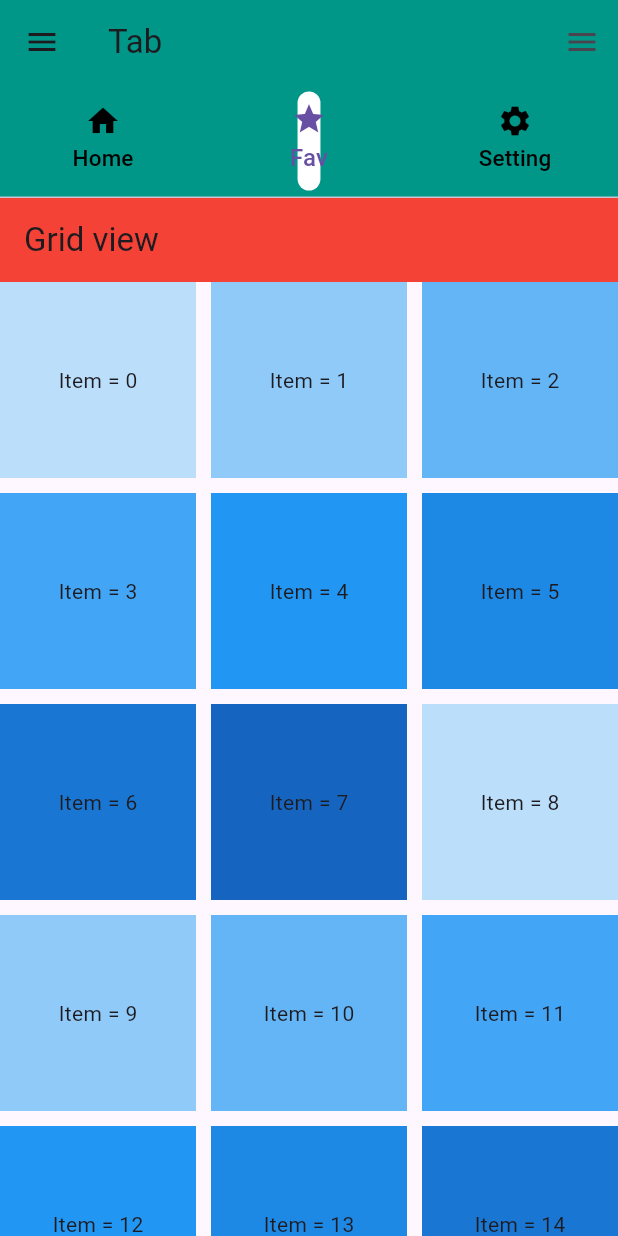
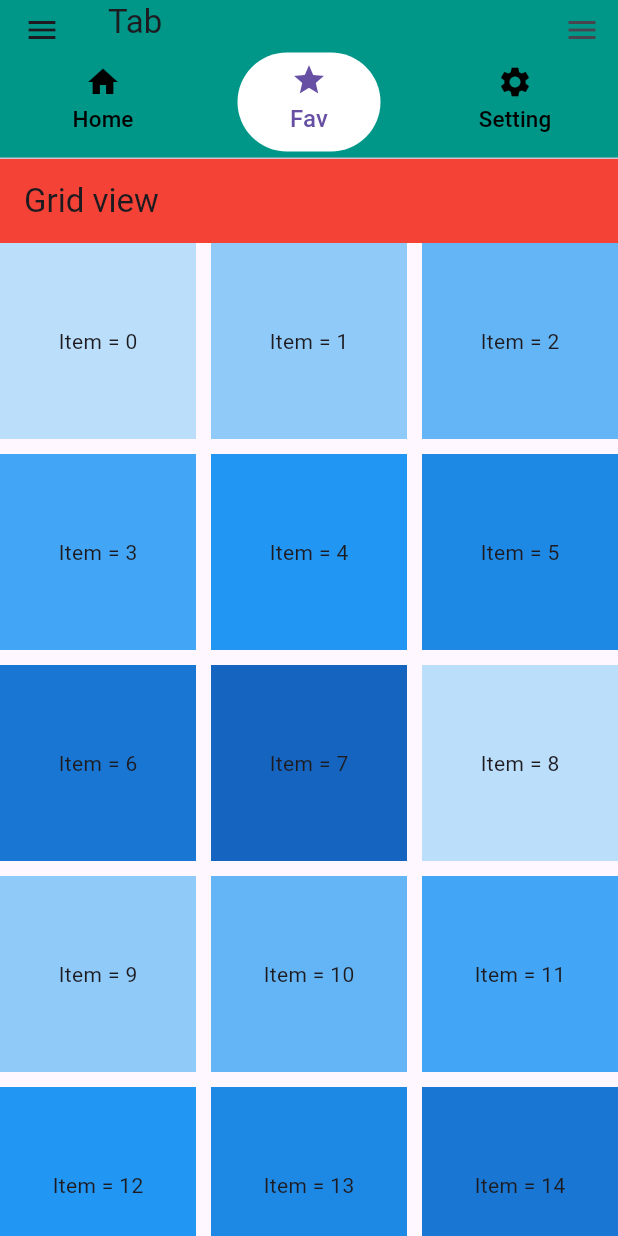
Before and after one commit to taufiqurSabbir/ostad_flutter_12, a Flutter app: the screen it shows after launch, tab 2 chosen, on a phone screen of 412 x 824 dp. Run offline on Flutter 3.47's test engine with Material 3 defaults, Android fonts, the phone set to English and light mode, and no system bars; network calls fail.

Commit message:
module_12_class_2

```diff
--- a/lib/module_12/class_1.dart
+++ b/lib/module_12/class_1.dart
@@ -35,17 +35,26 @@ class Module12Class1 extends StatelessWidget {
 
               ),
               tabs: [
-            Tab(
+            SizedBox(
+              width: 150,
+              child: Tab(
                 icon: Icon(Icons.home),
                 text: 'Home',
               ),
-            Tab(
+            ),
+            SizedBox(
+              width: 150,
+              child: Tab(
                 icon: Icon(Icons.star),
                 text: 'Fav',
               ),
-            Tab(
+            ),
+            SizedBox(
+              width: 150,
+              child: Tab(
                 icon: Icon(Icons.settings),
                 text: 'Setting',
+              ),
             ),
 
           ]),
```
Lines whose indentation alone changed are shown as unchanged.
